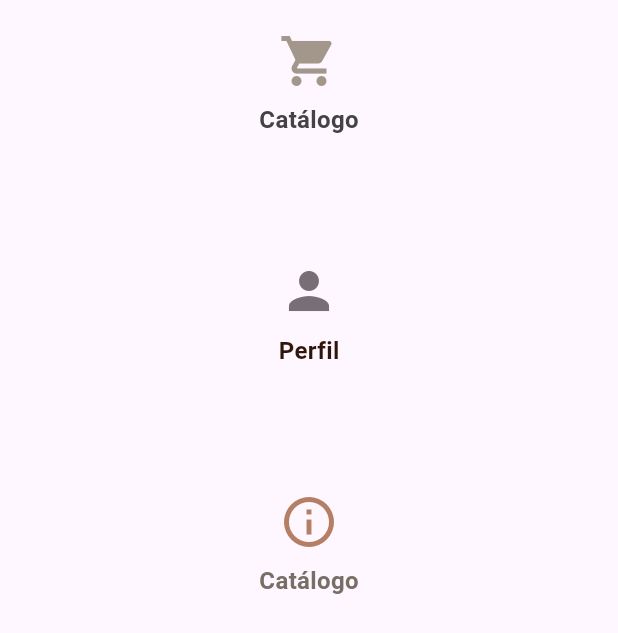
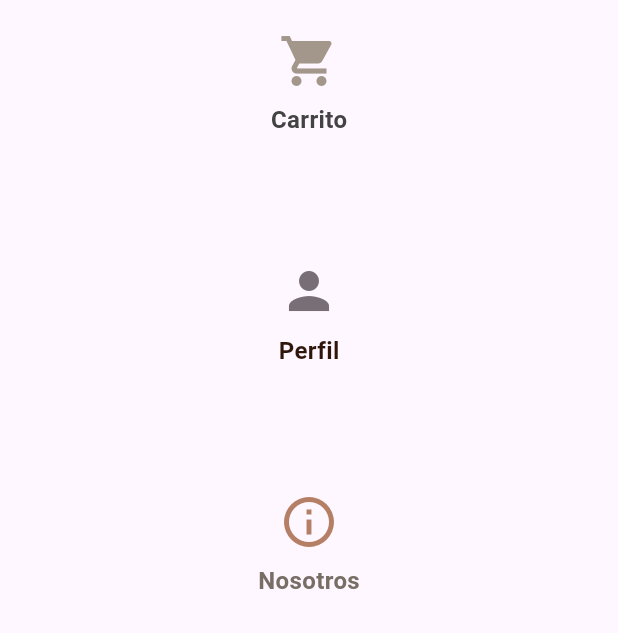
Before and after one commit to Zyanya-Mireles-1080/icon_vertical_1080, a Flutter app: the screen it shows after launch, on a phone screen of 412 x 824 dp. Shown: the part 576-1209 px from the top of the screen. Run offline on Flutter 3.47's test engine with Material 3 defaults, Android fonts, the phone set to English and light mode, and no system bars.

Commit message:
agregue descripcion

```diff
--- a/lib/main.dart
+++ b/lib/main.dart
@@ -50,7 +50,7 @@ class Iconvertical extends StatelessWidget {
                   children: [
                     Icon(Icons.shopping_cart, size: 40, color: const Color(0xFFa3978b)),
                     SizedBox(height: 8),
-                    Text('Catálogo', style: TextStyle(fontSize: 16, color: const Color(0xFF444344), fontWeight: FontWeight.bold)),
+                    Text('Carrito', style: TextStyle(fontSize: 16, color: const Color(0xFF444344), fontWeight: FontWeight.bold)),
                   ],
                 ),
               ),
@@ -70,7 +70,7 @@ class Iconvertical extends StatelessWidget {
                   children: [
                     Icon(Icons.info_outline, size: 40, color: const Color(0xFFb57f66)),
                     SizedBox(height: 8),
-                    Text('Catálogo', style: TextStyle(fontSize: 16, color: const Color(0xFF786e65), fontWeight: FontWeight.bold)),
+                    Text('Nosotros', style: TextStyle(fontSize: 16, color: const Color(0xFF786e65), fontWeight: FontWeight.bold)),
                   ],
                 ),
               ),
```
Also changed, not shown: image.png (added), 1 other file.
